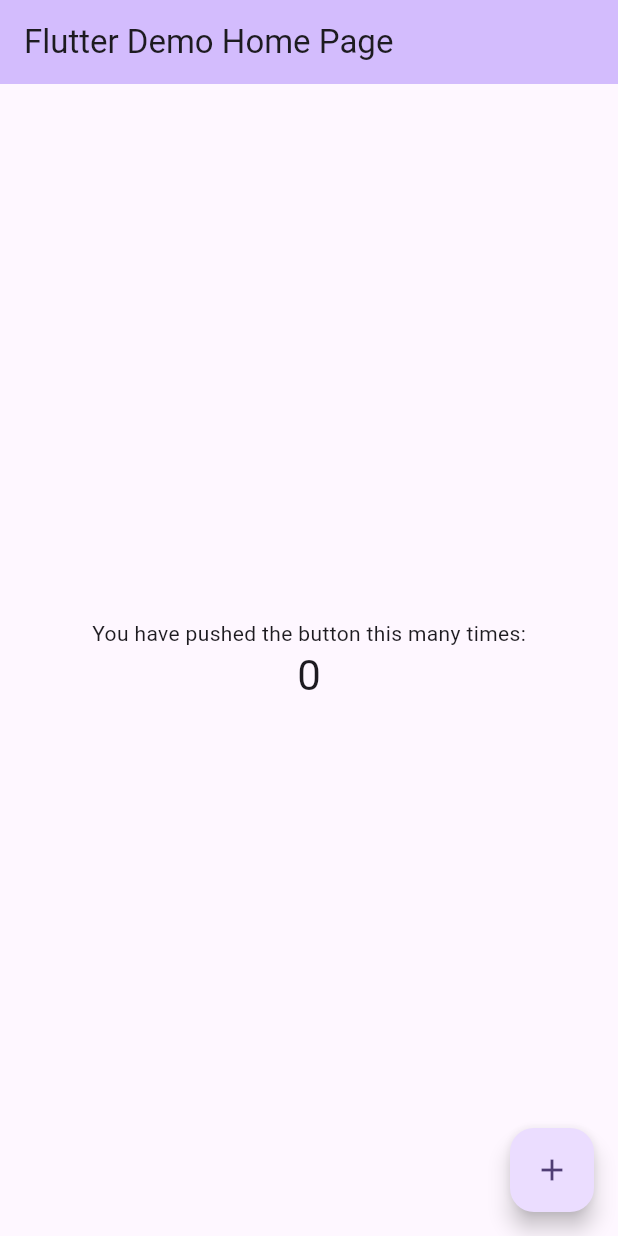
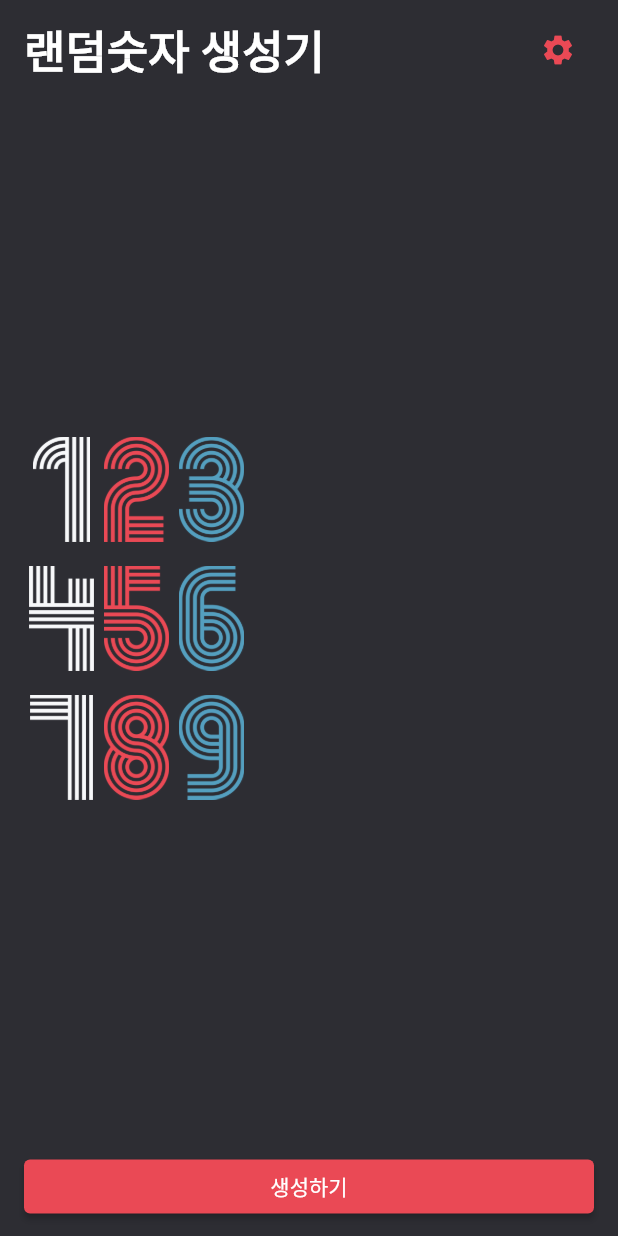
Before and after one commit to Jigoooo/flutter-random-number-create, a Flutter app: the screen it shows after launch, on a phone screen of 412 x 824 dp. Run offline on Flutter 3.47's test engine with Material 2 defaults, Android fonts, the phone set to English and light mode, and no system bars.

Commit message:
랜덤 숫자 생성기

```diff
--- /dev/null
+++ b/lib/constant/color.dart
@@ -0,0 +1,5 @@
+import 'package:flutter/material.dart';
+
+const Color primaryColor = Color(0xFF2D2D33);
+const Color redColor = Color(0xFFEA4955);
+const Color blueColor = Color(0xFF549FBF);
--- a/lib/main.dart
+++ b/lib/main.dart
@@ -1,125 +1,8 @@
 import 'package:flutter/material.dart';
+import 'package:random_num_create/screen/home_screen.dart';
 
 void main() {
-  runApp(const MyApp());
+  runApp(MaterialApp(
+    home: HomeScreen(),
+  ));
 }
-
-class MyApp extends StatelessWidget {
-  const MyApp({super.key});
-
-  // This widget is the root of your application.
-  @override
-  Widget build(BuildContext context) {
-    return MaterialApp(
-      title: 'Flutter Demo',
-      theme: ThemeData(
-        // This is the theme of your application.
-        //
-        // TRY THIS: Try running your application with "flutter run". You'll see
-        // the application has a blue toolbar. Then, without quitting the app,
-        // try changing the seedColor in the colorScheme below to Colors.green
-        // and then invoke "hot reload" (save your changes or press the "hot
-        // reload" button in a Flutter-supported IDE, or press "r" if you used
-        // the command line to start the app).
-        //
-        // Notice that the counter didn't reset back to zero; the application
-        // state is not lost during the reload. To reset the state, use hot
-        // restart instead.
-        //
-        // This works for code too, not just values: Most code changes can be
-        // tested with just a hot reload.
-        colorScheme: ColorScheme.fromSeed(seedColor: Colors.deepPurple),
-        useMaterial3: true,
-      ),
-      home: const MyHomePage(title: 'Flutter Demo Home Page'),
-    );
-  }
-}
-
-class MyHomePage extends StatefulWidget {
-  const MyHomePage({super.key, required this.title});
-
-  // This widget is the home page of your application. It is stateful, meaning
-  // that it has a State object (defined below) that contains fields that affect
-  // how it looks.
-
-  // This class is the configuration for the state. It holds the values (in this
-  // case the title) provided by the parent (in this case the App widget) and
-  // used by the build method of the State. Fields in a Widget subclass are
-  // always marked "final".
-
-  final String title;
-
-  @override
-  State<MyHomePage> createState() => _MyHomePageState();
-}
-
-class _MyHomePageState extends State<MyHomePage> {
-  int _counter = 0;
-
-  void _incrementCounter() {
-    setState(() {
-      // This call to setState tells the Flutter framework that something has
-      // changed in this State, which causes it to rerun the build method below
-      // so that the display can reflect the updated values. If we changed
-      // _counter without calling setState(), then the build method would not be
-      // called again, and so nothing would appear to happen.
-      _counter++;
-    });
-  }
-
-  @override
-  Widget build(BuildContext context) {
-    // This method is rerun every time setState is called, for instance as done
-    // by the _incrementCounter method above.
-    //
-    // The Flutter framework has been optimized to make rerunning build methods
-    // fast, so that you can just rebuild anything that needs updating rather
-    // than having to individually change instances of widgets.
-    return Scaffold(
-      appBar: AppBar(
-        // TRY THIS: Try changing the color here to a specific color (to
-        // Colors.amber, perhaps?) and trigger a hot reload to see the AppBar
-        // change color while the other colors stay the same.
-        backgroundColor: Theme.of(context).colorScheme.inversePrimary,
-        // Here we take the value from the MyHomePage object that was created by
-        // the App.build method, and use it to set our appbar title.
-        title: Text(widget.title),
-      ),
-      body: Center(
-        // Center is a layout widget. It takes a single child and positions it
-        // in the middle of the parent.
-        child: Column(
-          // Column is also a layout widget. It takes a list of children and
-          // arranges them vertically. By default, it sizes itself to fit its
-          // children horizontally, and tries to be as tall as its parent.
-          //
-          // Column has various properties to control how it sizes itself and
-          // how it positions its children. Here we use mainAxisAlignment to
-          // center the children vertically; the main axis here is the vertical
-          // axis because Columns are vertical (the cross axis would be
-          // horizontal).
-          //
-          // TRY THIS: Invoke "debug painting" (choose the "Toggle Debug Paint"
-          // action in the IDE, or press "p" in the console), to see the
-          // wireframe for each widget.
-          mainAxisAlignment: MainAxisAlignment.center,
-          children: <Widget>[
-            const Text(
-              'You have pushed the button this many times:',
-            ),
-            Text(
-              '$_counter',
-              style: Theme.of(context).textTheme.headlineMedium,
-            ),
-          ],
-        ),
-      ),
-      floatingActionButton: FloatingActionButton(
-        onPressed: _incrementCounter,
-        tooltip: 'Increment',
-        child: const Icon(Icons.add),
-      ), // This trailing comma makes auto-formatting nicer for build methods.
-    );
-  }
-}
--- /dev/null
+++ b/lib/screen/home_screen.dart
@@ -0,0 +1,107 @@
+import 'dart:math';
+
+import 'package:flutter/material.dart';
+import 'package:random_num_create/constant/color.dart';
+
+class HomeScreen extends StatefulWidget {
+  const HomeScreen({Key? key}) : super(key: key);
+
+  @override
+  State<HomeScreen> createState() => _HomeScreenState();
+}
+
+class _HomeScreenState extends State<HomeScreen> {
+  List<int> randomNumbers = [
+    123,
+    456,
+    789,
+  ];
+
+  @override
+  Widget build(BuildContext context) {
+    return Scaffold(
+      backgroundColor: primaryColor,
+      body: SafeArea(
+        child: Padding(
+          padding: EdgeInsets.symmetric(
+            horizontal: 16.0,
+            vertical: 9.0,
+          ),
+          child: Column(
+            crossAxisAlignment: CrossAxisAlignment.start,
+            children: [
+              Row(
+                mainAxisAlignment: MainAxisAlignment.spaceBetween,
+                children: [
+                  Text(
+                    '랜덤숫자 생성기',
+                    style: TextStyle(
+                      color: Colors.white,
+                      fontSize: 30.0,
+                      fontWeight: FontWeight.w700,
+                    ),
+                  ),
+                  IconButton(
+                    onPressed: () => {},
+                    icon: Icon(Icons.settings),
+                    color: redColor,
+                  ),
+                ],
+              ),
+              Expanded(
+                child: Column(
+                  mainAxisAlignment: MainAxisAlignment.center,
+                  children: randomNumbers
+                      .asMap()
+                      .entries
+                      .map(
+                        (x) => Padding(
+                          padding: EdgeInsets.only(bottom: x.key == 2 ? 0 : 16.0),
+                          child: Row(
+                            children: x.value
+                                .toString()
+                                .split('')
+                                .map(
+                                  (y) => Image.asset(
+                                    'asset/img/$y.png',
+                                    height: 70.0,
+                                    width: 50.0,
+                                  ),
+                                )
+                                .toList(),
+                          ),
+                        ),
+                      )
+                      .toList(),
+                ),
+              ),
+              SizedBox(
+                width: double.infinity,
+                child: ElevatedButton(
+                  style: ElevatedButton.styleFrom(
+                    backgroundColor: redColor,
+                  ),
+                  onPressed: () {
+                    final rand = Random();
+                    final Set<int> newNumbers = {};
+
+                    while(newNumbers.length != 3) {
+                      final number = rand.nextInt(1000);
+
+                      newNumbers.add(number);
+                    }
+
+                    setState(() {
+                      randomNumbers = newNumbers.toList();
+                    });
+                  },
+                  child: Text('생성하기'),
+                ),
+              )
+            ],
+          ),
+        ),
+      ),
+    );
+  }
+}
--- a/pubspec.yaml
+++ b/pubspec.yaml
@@ -58,6 +58,9 @@ flutter:
   # the material Icons class.
   uses-material-design: true
 
+  assets:
+    - asset/img/
+
   # To add assets to your application, add an assets section, like this:
   # assets:
   #   - images/a_dot_burr.jpeg
```
Also changed, not shown: asset/img/0.png (added), asset/img/1.png (added), asset/img/2.png (added), asset/img/3.png (added), asset/img/4.png (added), asset/img/5.png (added), asset/img/6.png (added), asset/img/7.png (added), asset/img/8.png (added), asset/img/9.png (added), 1 other file.
